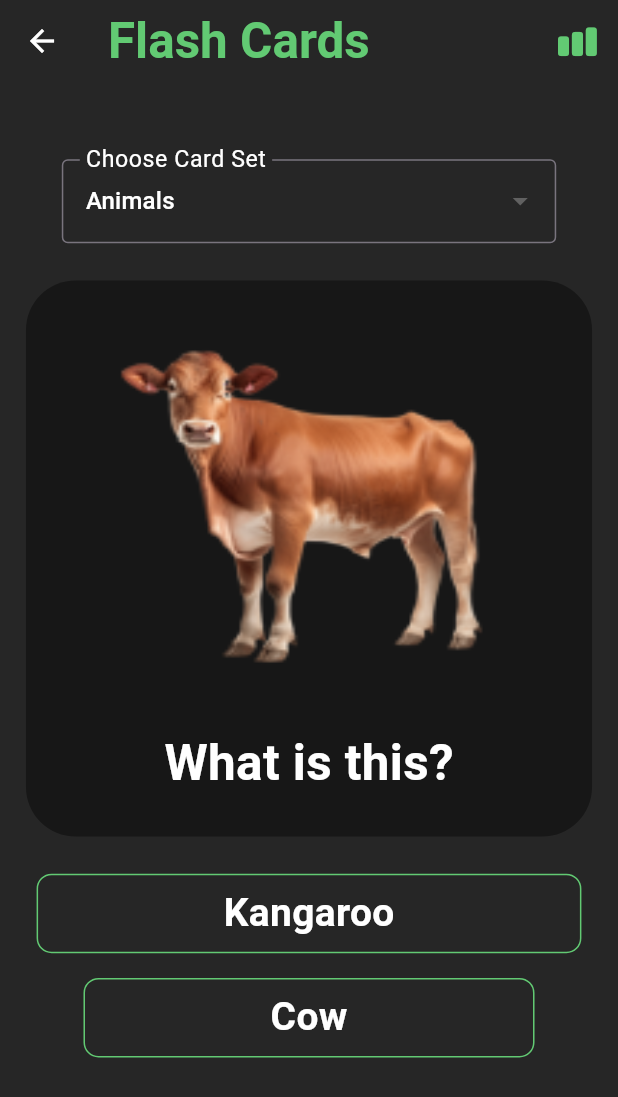
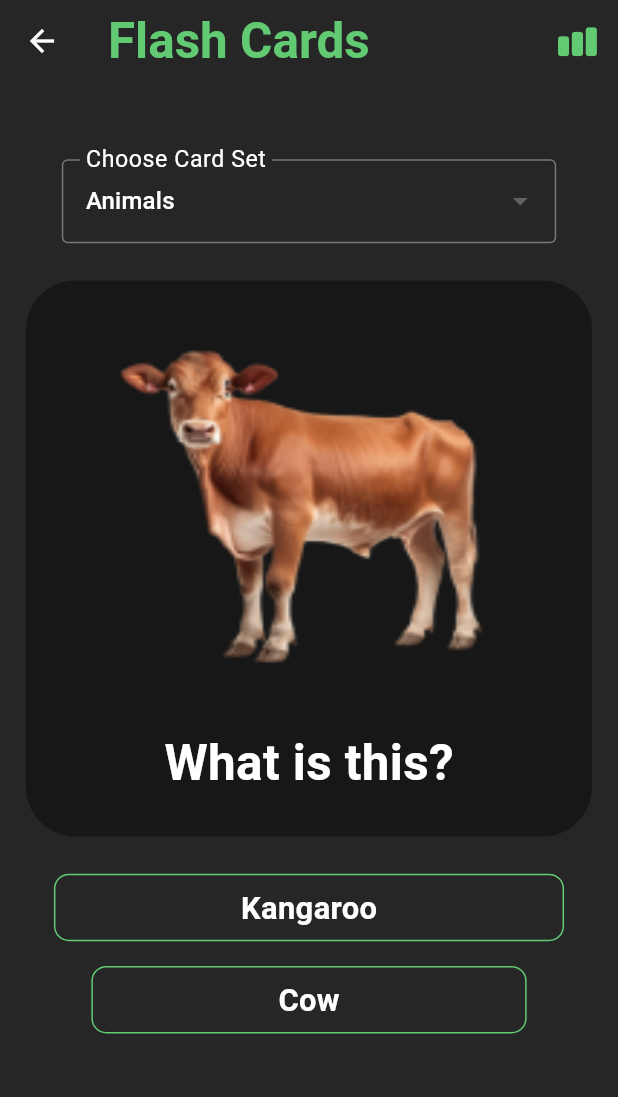
Before and after one commit to sidesshmore/AlzPal_Patient, a Flutter app: the FlashCard screen opened directly, after a tap on "Cat", on a phone screen of 412 x 824 dp. Shown: the top 1097 px of the screen. Run offline on Flutter 3.47's test engine with Material 3 defaults, Android fonts, the phone set to English and light mode, and no system bars.

Commit message:
Flash cards options UI fixed

```diff
--- a/lib/FlashCards/screens/flash_card.dart
+++ b/lib/FlashCards/screens/flash_card.dart
@@ -18,26 +18,30 @@ class FlashCard extends StatefulWidget {
 }
 
 class _FlashCardState extends State<FlashCard> {
-  String? _selectedCardSet='Animals';
-  var questionArray=0;
-  var questionIndex=0;
-  List animalQuestion=List.of(animal_question);
-  List fruitQuestion=List.of(fruit_question);
-  List vegetableQuestion=List.of(vegetable_question);
-  int animalLen=animal_question.length;
-  int fruitLen=fruit_question.length;
-  int vegetableLen=vegetable_question.length;
+  String? _selectedCardSet = 'Animals';
+  var questionArray = 0;
+  var questionIndex = 0;
+  List animalQuestion = List.of(animal_question);
+  List fruitQuestion = List.of(fruit_question);
+  List vegetableQuestion = List.of(vegetable_question);
+  int animalLen = animal_question.length;
+  int fruitLen = fruit_question.length;
+  int vegetableLen = vegetable_question.length;
   List<String> _cardSets = ['Animals', 'Fruits', 'Vegetables'];
+  String selectedOption = '';
+  bool isCorrect = false;
+
   @override
   Widget build(BuildContext context) {
     double screenHeight = MediaQuery.of(context).size.height;
     double screenWidth = MediaQuery.of(context).size.width;
 
-  final currentQuestion=questionArray==0?animalQuestion[questionIndex]:questionArray==1?fruitQuestion[questionIndex]:vegetableQuestion[questionIndex];
+    final currentQuestion = questionArray == 0
+        ? animalQuestion[questionIndex]
+        : questionArray == 1
+            ? fruitQuestion[questionIndex]
+            : vegetableQuestion[questionIndex];
     List<String> choice = currentQuestion.shuffledAnswers;
-
-  String selectedOption = '';
-  bool isCorrect = false;
 
     dynamic showPopUp(BuildContext context) => showDialog(
           context: context,
@@ -69,41 +73,34 @@ class _FlashCardState extends State<FlashCard> {
       if (isCorrect) {
         HapticFeedback.lightImpact();
 
-        if(questionArray==0 && questionIndex==animalLen-1){
+        if (questionArray == 0 && questionIndex == animalLen - 1) {
           Navigator.push(
             context,
             MaterialPageRoute(builder: (context) {
               return HomeScreen();
             }),
           );
-        }
-
-       else if(questionArray==1 && questionIndex==fruitLen-1){
+        } else if (questionArray == 1 && questionIndex == fruitLen - 1) {
           Navigator.push(
             context,
             MaterialPageRoute(builder: (context) {
               return HomeScreen();
             }),
           );
-        }
-
-        else if(questionArray==2 && questionIndex==vegetableLen-1){
+        } else if (questionArray == 2 && questionIndex == vegetableLen - 1) {
           Navigator.push(
             context,
             MaterialPageRoute(builder: (context) {
               return HomeScreen();
             }),
           );
-        }
-        // if (shuffledQuestions.length - 1 == questionIndex) {
-
-         else {
+        } else {
           setState(() {
             questionIndex++;
             selectedOption = '';
+            isCorrect = false;
           });
         }
-
       } else {
         HapticFeedback.heavyImpact();
         showPopUp(context).then((_) {
@@ -132,16 +129,23 @@ class _FlashCardState extends State<FlashCard> {
                     dropdownColor: const Color(0xff262626),
                     value: _selectedCardSet,
                     items: _cardSets
-                        .map((patient) => DropdownMenuItem(
-                              value: patient,
-                              child: Text(patient,
+                        .map((set) => DropdownMenuItem(
+                              value: set,
+                              child: Text(set,
                                   style: const TextStyle(color: Colors.white)),
                             ))
                         .toList(),
                     onChanged: (value) {
                       setState(() {
-                        questionArray=(value=='Animals'?questionArray=0:value=='Fruits'?questionArray=1:questionArray=2);
+                        questionArray = (value == 'Animals'
+                            ? 0
+                            : value == 'Fruits'
+                                ? 1
+                                : 2);
                         _selectedCardSet = value;
+                        questionIndex = 0;
+                        selectedOption = '';
+                        isCorrect = false;
                       });
                     },
                     decoration: InputDecoration(
@@ -164,7 +168,11 @@ class _FlashCardState extends State<FlashCard> {
             ),
             Row(
               mainAxisAlignment: MainAxisAlignment.center,
-              children: [FlashcardQuestion(imageUrl: currentQuestion.url,)],
+              children: [
+                FlashcardQuestion(
+                  imageUrl: currentQuestion.url,
+                )
+              ],
             ),
             SizedBox(
               height: screenHeight * 0.03,
@@ -181,7 +189,7 @@ class _FlashCardState extends State<FlashCard> {
                     child: FlashcardOption(
                       optionText: choice[i],
                       isSelected: choice[i] == selectedOption,
-                      isCorrect: isCorrect,
+                      isCorrect: selectedOption == choice[i] && isCorrect,
                     ),
                   ),
                   if (i < choice.length - 1)
--- a/lib/FlashCards/widget/flashcard_option.dart
+++ b/lib/FlashCards/widget/flashcard_option.dart
@@ -1,4 +1,3 @@
-import 'package:alzpal_patient/ClockGame/widget/wrong_popup.dart';
 import 'package:alzpal_patient/colors.dart';
 import 'package:flutter/material.dart';
 
@@ -43,7 +42,7 @@ class FlashcardOption extends StatelessWidget {
             isSelected ? (isCorrect ? 'CORRECT' : 'WRONG') : optionText,
             style: TextStyle(
                 color: Colors.white,
-                fontSize: screenWidth * 0.063,
+                fontSize: screenWidth * 0.05,
                 fontWeight: FontWeight.w600),
           ),
         ),
--- a/pubspec.yaml
+++ b/pubspec.yaml
@@ -60,7 +60,7 @@ flutter:
 
   # To add assets to your application, add an assets section, like this:
   assets:
-    - assets/
+    - assets/clock_game/
     - assets/flashcard/animals/
     - assets/flashcard/vegetables/
     - assets/flashcard/fruits/
```
Lines whose indentation alone changed are shown as unchanged.
